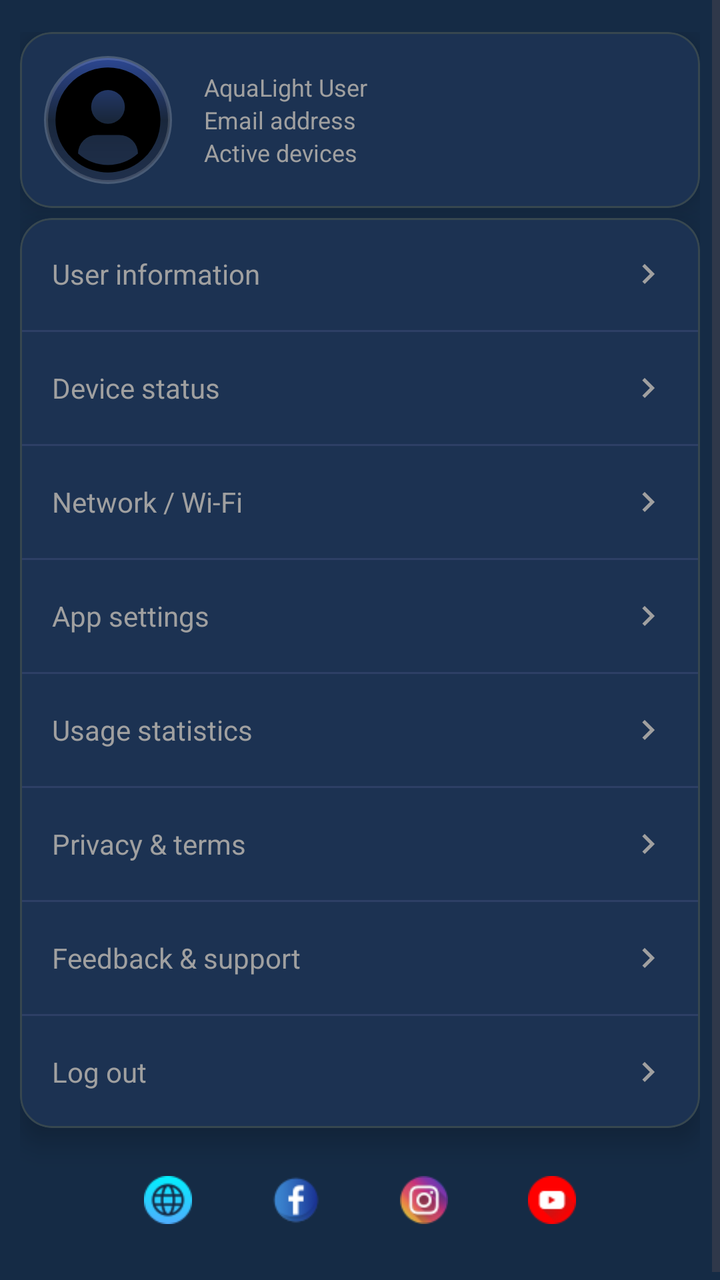
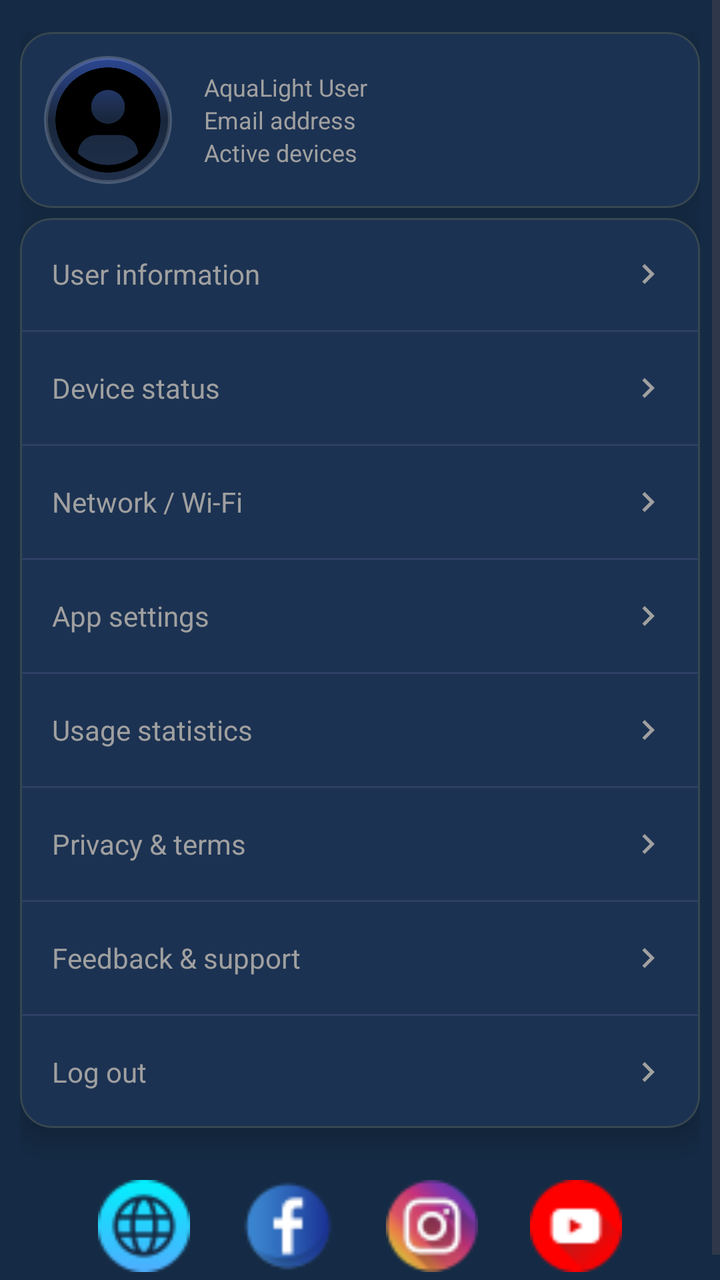

Before-and-after screenshots of an Android layout around one commit, followed by the original layout XML and the change that was made.
<!-- AndroidManifest.xml: application theme AppTheme -->
<!-- res/layout/fragment_settings.xml -->
<?xml version="1.0" encoding="utf-8"?>
<ScrollView
    xmlns:android="http://schemas.android.com/apk/res/android"
    xmlns:app="http://schemas.android.com/apk/res-auto"
    android:layout_width="match_parent"
    android:layout_height="match_parent"
    android:background="@color/background_color"
    android:fillViewport="true">

    <LinearLayout
        android:layout_width="match_parent"
        android:layout_height="wrap_content"
        android:orientation="vertical"
        android:paddingTop="16dp"
        android:paddingStart="10dp"
        android:paddingEnd="10dp"
        android:paddingBottom="16dp">

        
        <com.google.android.material.card.MaterialCardView
            android:layout_width="match_parent"
            android:layout_height="wrap_content"
            style="@style/Widget.Aqua.CardStyles"
            android:layout_marginBottom="5dp">

            <LinearLayout
                android:layout_width="match_parent"
                android:layout_height="wrap_content"
                android:orientation="horizontal"
                android:gravity="center_vertical"
                android:padding="12dp">

                <FrameLayout
                    android:layout_width="64dp"
                    android:layout_height="64dp"
                    android:background="@drawable/profile_background">

                    <ImageView
                        android:id="@+id/ivProfilePhoto"
                        android:layout_width="match_parent"
                        android:layout_height="match_parent"
                        android:layout_margin="2dp"
                        android:background="@drawable/profile_clip_circle"
                        android:scaleType="centerCrop"
                        android:src="@drawable/ic_profile_placeholder"
                        android:clipToOutline="true"
                        android:clickable="true"
                        android:focusable="true"
                        android:contentDescription="@string/settings_profile_photo_desc" />
                </FrameLayout>

                <LinearLayout
                    android:layout_width="0dp"
                    android:layout_height="wrap_content"
                    android:layout_weight="1"
                    android:layout_marginStart="16dp"
                    android:orientation="vertical">

                    <TextView
                        android:id="@+id/tvUsername"
                        android:layout_width="match_parent"
                        android:layout_height="wrap_content"
                        android:text="@string/settings_default_username"
                        android:textColor="@color/settings_text_secondary"
                        android:textSize="12sp"/>

                    <TextView
                        android:id="@+id/tvEmail"
                        android:layout_width="match_parent"
                        android:layout_height="wrap_content"
                        android:text="@string/settings_default_email"
                        android:textColor="@color/settings_text_secondary"
                        android:textSize="12sp"/>

                    <TextView
                        android:id="@+id/tvActiveDevices"
                        android:layout_width="match_parent"
                        android:layout_height="wrap_content"
                        android:text="@string/active_devices"
                        android:textColor="@color/settings_text_secondary"
                        android:textSize="12sp"/>
                </LinearLayout>
            </LinearLayout>
        </com.google.android.material.card.MaterialCardView>

        
        <com.google.android.material.card.MaterialCardView
            android:layout_width="match_parent"
            android:layout_height="wrap_content"
            style="@style/Widget.Aqua.CardStyles">

            <LinearLayout
                android:layout_width="match_parent"
                android:layout_height="wrap_content"
                android:orientation="vertical">

                
                <LinearLayout
                    android:id="@+id/rowUserInfo"
                    android:layout_width="match_parent"
                    android:layout_height="56dp"
                    android:paddingHorizontal="16dp"
                    android:gravity="center_vertical"
                    android:clickable="true"
                    android:focusable="true"
                    android:background="?android:attr/selectableItemBackground"
                    android:contentDescription="@string/settings_user_info_desc">

                    <TextView
                        android:layout_width="0dp"
                        android:layout_height="wrap_content"
                        android:layout_weight="1"
                        android:text="@string/settings_user_info"
                        android:textColor="@color/settings_text_secondary"
                        android:textSize="14sp"/>

                    <ImageView
                        android:layout_width="20dp"
                        android:layout_height="20dp"
                        android:src="@drawable/ic_arrow_right"
                        app:tint="@color/settings_text_secondary"
                        android:contentDescription="@string/settings_arrow_desc"/>
                </LinearLayout>

                <View
                    android:layout_width="match_parent"
                    android:layout_height="1dp"
                    android:background="@color/settings_divider"/>

                
                <LinearLayout
                    android:id="@+id/rowDeviceStatus"
                    android:layout_width="match_parent"
                    android:layout_height="56dp"
                    android:paddingHorizontal="16dp"
                    android:gravity="center_vertical"
                    android:clickable="true"
                    android:focusable="true"
                    android:background="?android:attr/selectableItemBackground"
                    android:contentDescription="@string/settings_device_status_desc">

                    <TextView
                        android:layout_width="0dp"
                        android:layout_height="wrap_content"
                        android:layout_weight="1"
                        android:text="@string/settings_device_status"
                        android:textColor="@color/settings_text_secondary"
                        android:textSize="14sp"/>

                    <ImageView
                        android:layout_width="20dp"
                        android:layout_height="20dp"
                        android:src="@drawable/ic_arrow_right"
                        app:tint="@color/settings_text_secondary"
                        android:contentDescription="@string/settings_arrow_desc"/>
                </LinearLayout>

                <View
                    android:layout_width="match_parent"
                    android:layout_height="1dp"
                    android:background="@color/settings_divider"/>

                
                <LinearLayout
                    android:id="@+id/rowNetwork"
                    android:layout_width="match_parent"
                    android:layout_height="56dp"
                    android:paddingHorizontal="16dp"
                    android:gravity="center_vertical"
                    android:clickable="true"
                    android:focusable="true"
                    android:background="?android:attr/selectableItemBackground"
                    android:contentDescription="@string/settings_network_desc">

                    <TextView
                        android:layout_width="0dp"
                        android:layout_height="wrap_content"
                        android:layout_weight="1"
                        android:text="@string/settings_network"
                        android:textColor="@color/settings_text_secondary"
                        android:textSize="14sp"/>

                    <ImageView
                        android:layout_width="20dp"
                        android:layout_height="20dp"
                        android:src="@drawable/ic_arrow_right"
                        app:tint="@color/settings_text_secondary"
                        android:contentDescription="@string/settings_arrow_desc"/>
                </LinearLayout>

                <View
                    android:layout_width="match_parent"
                    android:layout_height="1dp"
                    android:background="@color/settings_divider"/>

                
                <LinearLayout
                    android:id="@+id/rowSettings"
                    android:layout_width="match_parent"
                    android:layout_height="56dp"
                    android:paddingHorizontal="16dp"
                    android:gravity="center_vertical"
                    android:clickable="true"
                    android:focusable="true"
                    android:background="?android:attr/selectableItemBackground"
                    android:contentDescription="@string/settings_app_desc">

                    <TextView
                        android:layout_width="0dp"
                        android:layout_height="wrap_content"
                        android:layout_weight="1"
                        android:text="@string/settings_app"
                        android:textColor="@color/settings_text_secondary"
                        android:textSize="14sp"/>

                    <ImageView
                        android:layout_width="20dp"
                        android:layout_height="20dp"
                        android:src="@drawable/ic_arrow_right"
                        app:tint="@color/settings_text_secondary"
                        android:contentDescription="@string/settings_arrow_desc"/>
                </LinearLayout>

                <View
                    android:layout_width="match_parent"
                    android:layout_height="1dp"
                    android:background="@color/settings_divider"/>

                
                <LinearLayout
                    android:id="@+id/rowUsage"
                    android:layout_width="match_parent"
                    android:layout_height="56dp"
                    android:paddingHorizontal="16dp"
                    android:gravity="center_vertical"
                    android:clickable="true"
                    android:focusable="true"
                    android:background="?android:attr/selectableItemBackground"
                    android:contentDescription="@string/settings_usage_desc">

                    <TextView
                        android:layout_width="0dp"
                        android:layout_height="wrap_content"
                        android:layout_weight="1"
                        android:text="@string/settings_usage"
                        android:textColor="@color/settings_text_secondary"
                        android:textSize="14sp"/>

                    <ImageView
                        android:layout_width="20dp"
                        android:layout_height="20dp"
                        android:src="@drawable/ic_arrow_right"
                        app:tint="@color/settings_text_secondary"
                        android:contentDescription="@string/settings_arrow_desc"/>
                </LinearLayout>

                <View
                    android:layout_width="match_parent"
                    android:layout_height="1dp"
                    android:background="@color/settings_divider"/>

                
                <LinearLayout
                    android:id="@+id/rowPrivacy"
                    android:layout_width="match_parent"
                    android:layout_height="56dp"
                    android:paddingHorizontal="16dp"
                    android:gravity="center_vertical"
                    android:clickable="true"
                    android:focusable="true"
                    android:background="?android:attr/selectableItemBackground"
                    android:contentDescription="@string/settings_privacy_desc">

                    <TextView
                        android:layout_width="0dp"
                        android:layout_height="wrap_content"
                        android:layout_weight="1"
                        android:text="@string/settings_privacy"
                        android:textColor="@color/settings_text_secondary"
                        android:textSize="14sp"/>

                    <ImageView
                        android:layout_width="20dp"
                        android:layout_height="20dp"
                        android:src="@drawable/ic_arrow_right"
                        app:tint="@color/settings_text_secondary"
                        android:contentDescription="@string/settings_arrow_desc"/>
                </LinearLayout>

                <View
                    android:layout_width="match_parent"
                    android:layout_height="1dp"
                    android:background="@color/settings_divider"/>

                
                <LinearLayout
                    android:id="@+id/rowFeedback"
                    android:layout_width="match_parent"
                    android:layout_height="56dp"
                    android:paddingHorizontal="16dp"
                    android:gravity="center_vertical"
                    android:clickable="true"
                    android:focusable="true"
                    android:background="?android:attr/selectableItemBackground"
                    android:contentDescription="@string/settings_feedback_desc">

                    <TextView
                        android:layout_width="0dp"
                        android:layout_height="wrap_content"
                        android:layout_weight="1"
                        android:text="@string/settings_feedback"
                        android:textColor="@color/settings_text_secondary"
                        android:textSize="14sp"/>

                    <ImageView
                        android:layout_width="20dp"
                        android:layout_height="20dp"
                        android:src="@drawable/ic_arrow_right"
                        app:tint="@color/settings_text_secondary"
                        android:contentDescription="@string/settings_arrow_desc"/>
                </LinearLayout>

                <View
                    android:layout_width="match_parent"
                    android:layout_height="1dp"
                    android:background="@color/settings_divider"/>

                
                <LinearLayout
                    android:id="@+id/rowLogout"
                    android:layout_width="match_parent"
                    android:layout_height="56dp"
                    android:paddingHorizontal="16dp"
                    android:gravity="center_vertical"
                    android:clickable="true"
                    android:focusable="true"
                    android:background="?android:attr/selectableItemBackground"
                    android:contentDescription="@string/settings_logout_desc">

                    <TextView
                        android:layout_width="0dp"
                        android:layout_height="wrap_content"
                        android:layout_weight="1"
                        android:text="@string/settings_logout"
                        android:textColor="@color/settings_text_secondary"
                        android:textSize="14sp"/>

                    <ImageView
                        android:layout_width="20dp"
                        android:layout_height="20dp"
                        android:src="@drawable/ic_arrow_right"
                        app:tint="@color/settings_text_secondary"
                        android:contentDescription="@string/settings_arrow_desc"/>
                </LinearLayout>
            </LinearLayout>
        </com.google.android.material.card.MaterialCardView>

        
        <LinearLayout
            android:id="@+id/rowSocialLinks"
            android:layout_width="match_parent"
            android:layout_height="wrap_content"
            android:orientation="horizontal"
            android:gravity="center"
            android:layout_marginTop="16dp"
            android:layout_marginBottom="8dp">

            <ImageView
                android:id="@+id/ivSocialWebsite"
                android:layout_width="40dp"
                android:layout_height="40dp"
                android:src="@drawable/web"
                android:padding="8dp"
                android:background="?attr/selectableItemBackgroundBorderless"
                android:contentDescription="@string/settings_social_website"/>

            <ImageView
                android:id="@+id/ivSocialFacebook"
                android:layout_width="40dp"
                android:layout_height="40dp"
                android:layout_marginStart="24dp"
                android:src="@drawable/facebook"
                android:padding="8dp"
                android:background="?attr/selectableItemBackgroundBorderless"
                android:contentDescription="@string/settings_social_facebook"/>

            <ImageView
                android:id="@+id/ivSocialInstagram"
                android:layout_width="40dp"
                android:layout_height="40dp"
                android:layout_marginStart="24dp"
                android:src="@drawable/instagram"
                android:padding="8dp"
                android:background="?attr/selectableItemBackgroundBorderless"
                android:contentDescription="@string/settings_social_instagram"/>

            <ImageView
                android:id="@+id/ivSocialYoutube"
                android:layout_width="40dp"
                android:layout_height="40dp"
                android:layout_marginStart="24dp"
                android:src="@drawable/youtube"
                android:padding="8dp"
                android:background="?attr/selectableItemBackgroundBorderless"
                android:contentDescription="@string/settings_social_youtube"/>
        </LinearLayout>

    </LinearLayout>
</ScrollView>
<!-- resources referenced by this layout -->
<resources>
  <color name="background_color">#152B45</color>
  <color name="settings_divider">#2D3F66</color>
  <color name="settings_text_secondary">#A0A0A0</color>
  <!-- drawable ic_arrow_right (drawable) -->
  <vector xmlns:android="http://schemas.android.com/apk/res/android"
      android:width="24dp"
      android:height="24dp"
      android:viewportWidth="24"
      android:viewportHeight="24">
  
      <path
          android:fillColor="#A0A0A0"
          android:pathData="M8.59,16.59L13.17,12L8.59,7.41L10,6L16,12L10,18L8.59,16.59Z"/>
  </vector>
  <!-- drawable profile_clip_circle (drawable) -->
  <?xml version="1.0" encoding="utf-8"?>
  <shape xmlns:android="http://schemas.android.com/apk/res/android"
      android:shape="oval">
      <solid android:color="@android:color/transparent" />
  </shape>
  <string name="active_devices">Active devices</string>
  <string name="settings_app">App settings</string>
  <string name="settings_app_desc">Manage theme, language and general settings</string>
  <string name="settings_arrow_desc">Go to details</string>
  <string name="settings_default_email">Email address</string>
  <string name="settings_default_username">AquaLight User</string>
  <string name="settings_device_status">Device status</string>
  <string name="settings_device_status_desc">View the status of connected devices</string>
  <string name="settings_feedback">Feedback &amp; support</string>
  <string name="settings_feedback_desc">Send feedback or get support</string>
  <string name="settings_logout">Log out</string>
  <string name="settings_logout_desc">Sign out of your account</string>
  <string name="settings_network">Network / Wi-Fi</string>
  <string name="settings_network_desc">Configure network and connection settings</string>
  <string name="settings_privacy">Privacy &amp; terms</string>
  <string name="settings_privacy_desc">View privacy policy and terms of use</string>
  <string name="settings_profile_photo_desc">Profile photo</string>
  <string name="settings_social_facebook">Facebook</string>
  <string name="settings_social_instagram">Instagram</string>
  <string name="settings_social_website">Website</string>
  <string name="settings_social_youtube">YouTube</string>
  <string name="settings_usage">Usage statistics</string>
  <string name="settings_usage_desc">View app usage statistics</string>
  <string name="settings_user_info">User information</string>
  <string name="settings_user_info_desc">View and edit user information</string>
  <style name="Widget.Aqua.CardStyles" parent="Widget.MaterialComponents.CardView">
      <item name="cardBackgroundColor">@color/settings_card_background</item>
      <item name="cardCornerRadius">16dp</item>
      <item name="cardElevation">8dp</item>
      <item name="cardUseCompatPadding">false</item>
  </style>
  <color name="settings_card_background">#1C3252</color>
  <color name="md_theme_light_primary">#2196F3</color>
  <color name="md_theme_light_onPrimary">#FFFFFF</color>
  <color name="md_theme_light_secondary">#4A6363</color>
  <color name="md_theme_light_onSecondary">#FFFFFF</color>
  <color name="md_theme_light_background">#152B45</color>
  <color name="md_theme_light_surface">#152B45</color>
  <color name="md_theme_light_onSurface">#E0E6ED</color>
  <color name="md_theme_light_surfaceVariant">#233042</color>
  <color name="md_theme_light_onSurfaceVariant">#5C6B75</color>
  <color name="md_theme_light_outline">#455A64</color>
  <color name="md_theme_light_outlineVariant">#37474F</color>
  <color name="md_theme_light_error">#D32F2F</color>
  <color name="md_theme_light_onError">#FFFFFF</color>
  <!-- unchanged entries left out for length: 7 -->
</resources>

<!-- the commit's change to res/layout/fragment_settings.xml (unified diff, before → after) -->
@@ -362,45 +362,44 @@
             android:layout_height="wrap_content"
             android:orientation="horizontal"
             android:gravity="center"
-            android:layout_marginTop="16dp"
-            android:layout_marginBottom="8dp">
+            android:layout_marginTop="25dp">
 
             <ImageView
                 android:id="@+id/ivSocialWebsite"
-                android:layout_width="40dp"
-                android:layout_height="40dp"
+                android:layout_width="48dp"
+                android:layout_height="48dp"
                 android:src="@drawable/web"
-                android:padding="8dp"
+                android:padding="1dp"
                 android:background="?attr/selectableItemBackgroundBorderless"
                 android:contentDescription="@string/settings_social_website"/>
 
             <ImageView
                 android:id="@+id/ivSocialFacebook"
-                android:layout_width="40dp"
-                android:layout_height="40dp"
+                android:layout_width="48dp"
+                android:layout_height="48dp"
                 android:layout_marginStart="24dp"
                 android:src="@drawable/facebook"
-                android:padding="8dp"
+                android:padding="1dp"
                 android:background="?attr/selectableItemBackgroundBorderless"
                 android:contentDescription="@string/settings_social_facebook"/>
 
             <ImageView
                 android:id="@+id/ivSocialInstagram"
-                android:layout_width="40dp"
-                android:layout_height="40dp"
+                android:layout_width="48dp"
+                android:layout_height="48dp"
                 android:layout_marginStart="24dp"
                 android:src="@drawable/instagram"
-                android:padding="8dp"
+                android:padding="1dp"
                 android:background="?attr/selectableItemBackgroundBorderless"
                 android:contentDescription="@string/settings_social_instagram"/>
 
             <ImageView
                 android:id="@+id/ivSocialYoutube"
-                android:layout_width="40dp"
-                android:layout_height="40dp"
+                android:layout_width="48dp"
+                android:layout_height="48dp"
                 android:layout_marginStart="24dp"
                 android:src="@drawable/youtube"
-                android:padding="8dp"
+                android:padding="1dp"
                 android:background="?attr/selectableItemBackgroundBorderless"
                 android:contentDescription="@string/settings_social_youtube"/>
         </LinearLayout>
